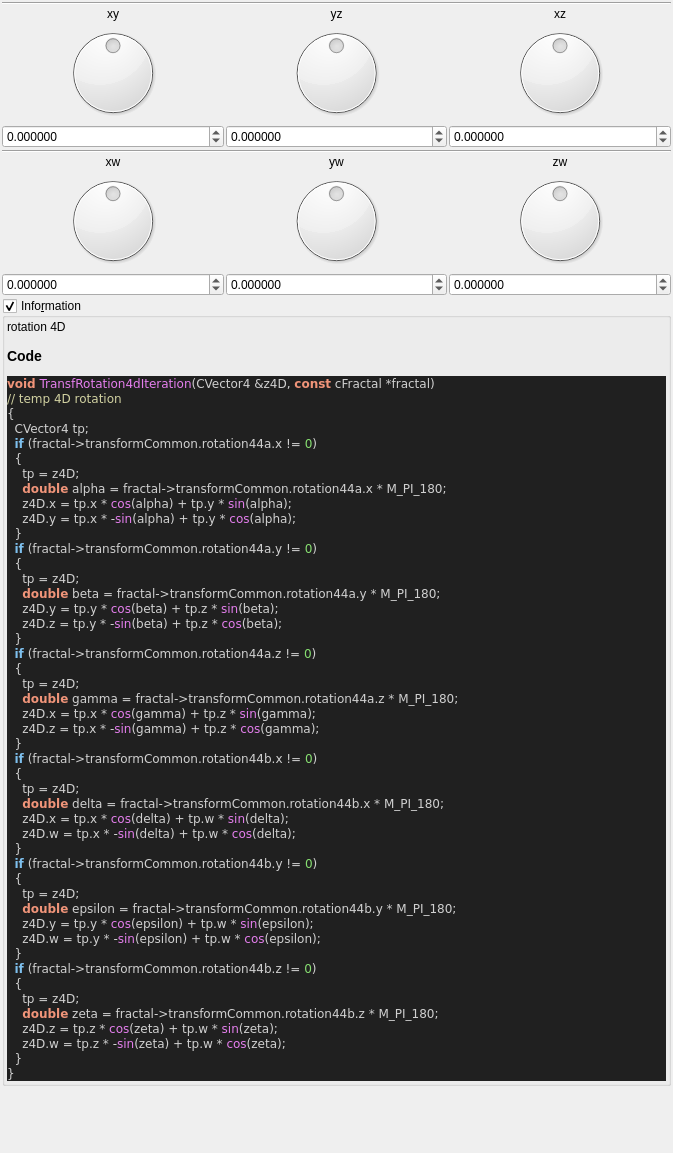
The window that mandelbulber2/qt_data/fractal_transf_rotation4d.ui (buddhi1980/mandelbulber2) describes before a commit, drawn with Qt 5.
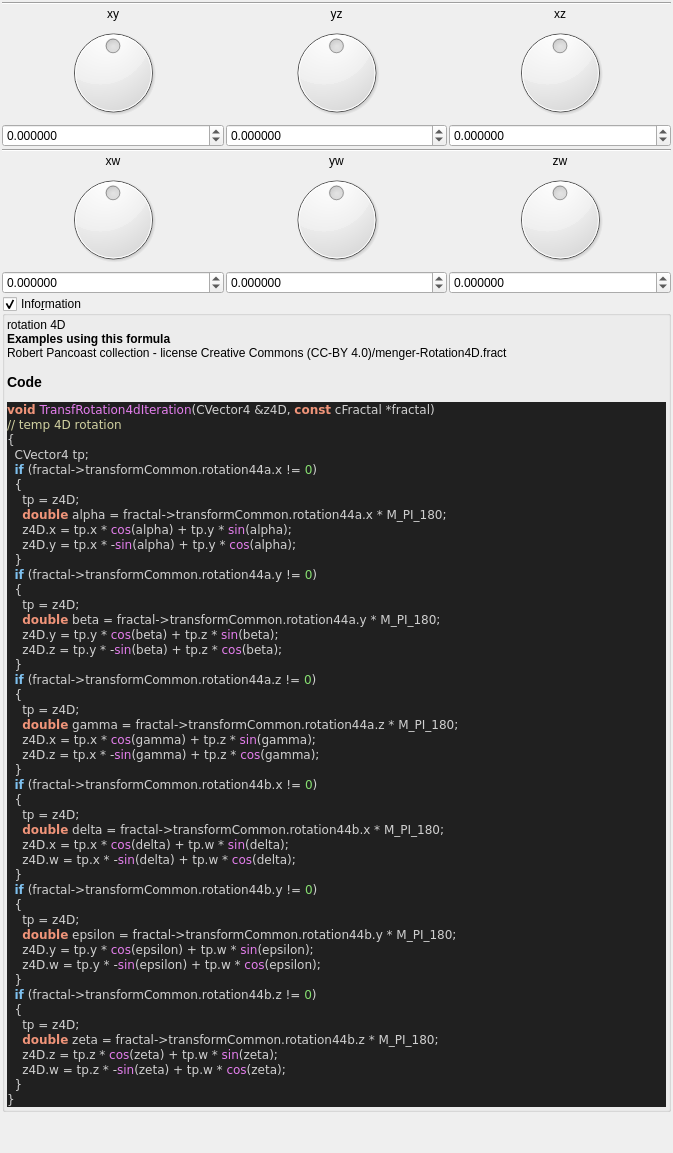
The same window after the commit. Custom widgets are drawn as their Qt base class.

Commit message: populateUiInformation - mostly example usage to ui files

The edit to the form file:
```diff
--- a/mandelbulber2/qt_data/fractal_transf_rotation4d.ui
+++ b/mandelbulber2/qt_data/fractal_transf_rotation4d.ui
@@ -395,7 +395,7 @@
         <property name="text">
          <string notr="true">&lt;p&gt;rotation 4D&lt;/p&gt;&lt;table&gt;
 &lt;/table&gt;
-&lt;h3&gt;Code&lt;/h3&gt;
+&lt;br&gt;&lt;b&gt;Examples using this formula&lt;/b&gt;&lt;br&gt;Robert Pancoast collection - license Creative Commons (CC-BY 4.0)/menger-Rotation4D.fract&lt;h3&gt;Code&lt;/h3&gt;
 &lt;body style=&quot;background-color:#202020&quot;&gt;
 &lt;pre style=&quot;color:#d0d0d0; background-color:#202020;  font-family:'Courier New',monospace;&quot;&gt;&lt;span style=&quot;color:#f09479; font-weight:bold&quot;&gt;void&lt;/span&gt; &lt;span style=&quot;color:#e47eed&quot;&gt;TransfRotation4dIteration&lt;/span&gt;&lt;span style=&quot;color:#d0d0d0&quot;&gt;(&lt;/span&gt;CVector4 &lt;span style=&quot;color:#d0d0d0&quot;&gt;&amp;amp;&lt;/span&gt;z4D&lt;span style=&quot;color:#d0d0d0&quot;&gt;,&lt;/span&gt; &lt;span style=&quot;color:#f09479; font-weight:bold&quot;&gt;const&lt;/span&gt; cFractal &lt;span style=&quot;color:#d0d0d0&quot;&gt;*&lt;/span&gt;fractal&lt;span style=&quot;color:#d0d0d0&quot;&gt;)&lt;/span&gt;
 &lt;span style=&quot;color:#d0d0a0&quot;&gt;// temp 4D rotation&lt;/span&gt;
```
The commit also changes 57 other files.
